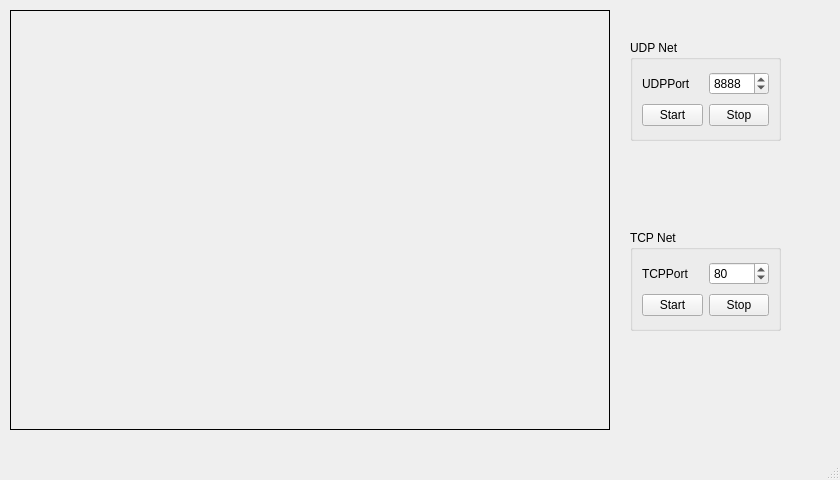
Qt form UDPServer/mainwindow.ui (LennyRoberts/Camera) before a commit.
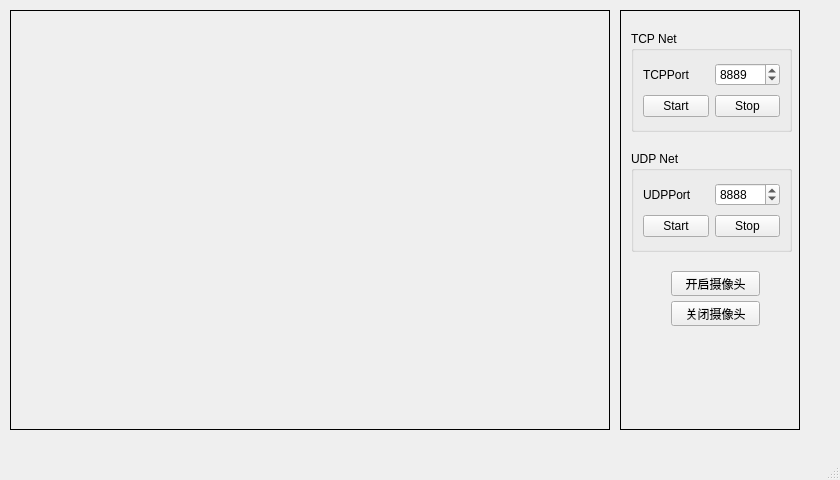
The same form after that commit.

```diff
--- a/UDPServer/mainwindow.ui
+++ b/UDPServer/mainwindow.ui
@@ -35,10 +35,13 @@
      <rect>
       <x>620</x>
       <y>10</y>
-      <width>171</width>
-      <height>421</height>
+      <width>180</width>
+      <height>420</height>
      </rect>
     </property>
+    <property name="frameShape">
+     <enum>QFrame::Box</enum>
+    </property>
     <property name="currentIndex">
      <number>0</number>
     </property>
@@ -47,8 +50,8 @@
       <property name="geometry">
        <rect>
         <x>10</x>
-        <y>30</y>
-        <width>151</width>
+        <y>140</y>
+        <width>161</width>
         <height>101</height>
        </rect>
       </property>
@@ -93,8 +96,8 @@
       <property name="geometry">
        <rect>
         <x>10</x>
-        <y>220</y>
-        <width>151</width>
+        <y>20</y>
+        <width>161</width>
         <height>101</height>
        </rect>
       </property>
@@ -115,7 +118,7 @@
           <number>65535</number>
          </property>
          <property name="value">
-          <number>80</number>
+          <number>8889</number>
          </property>
         </widget>
        </item>
@@ -135,6 +138,32 @@
        </item>
       </layout>
      </widget>
+     <widget class="QPushButton" name="button_opencamera">
+      <property name="geometry">
+       <rect>
+        <x>50</x>
+        <y>260</y>
+        <width>89</width>
+        <height>25</height>
+       </rect>
+      </property>
+      <property name="text">
+       <string>开启摄像头</string>
+      </property>
+     </widget>
+     <widget class="QPushButton" name="button_closecemera">
+      <property name="geometry">
+       <rect>
+        <x>50</x>
+        <y>290</y>
+        <width>89</width>
+        <height>25</height>
+       </rect>
+      </property>
+      <property name="text">
+       <string>关闭摄像头</string>
+      </property>
+     </widget>
     </widget>
     <widget class="QWidget" name="page_2"/>
    </widget>
```
